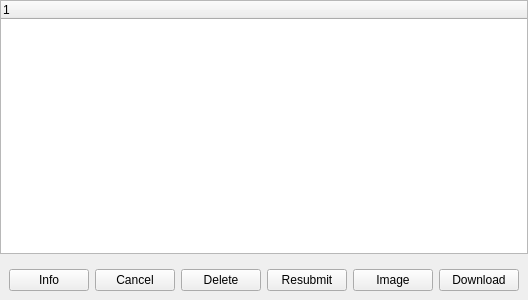
Qt form gui/snowgui/task/taskqueuemanagerwidget.ui (AndreasFMueller/AstroPhotography) before a commit.
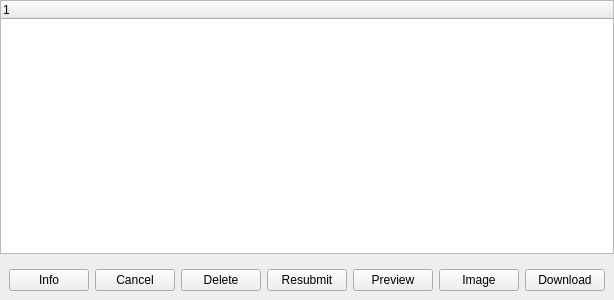
The same form after that commit.

Patch:
```diff
--- a/gui/snowgui/task/taskqueuemanagerwidget.ui
+++ b/gui/snowgui/task/taskqueuemanagerwidget.ui
@@ -6,7 +6,7 @@
    <rect>
     <x>0</x>
     <y>0</y>
-    <width>455</width>
+    <width>532</width>
     <height>300</height>
    </rect>
   </property>
@@ -66,6 +66,13 @@
         </property>
        </widget>
       </item>
+      <item>
+       <widget class="QPushButton" name="previewButton">
+        <property name="text">
+         <string>Preview</string>
+        </property>
+       </widget>
+      </item>
       <item>
        <widget class="QPushButton" name="imageButton">
         <property name="text">
```
